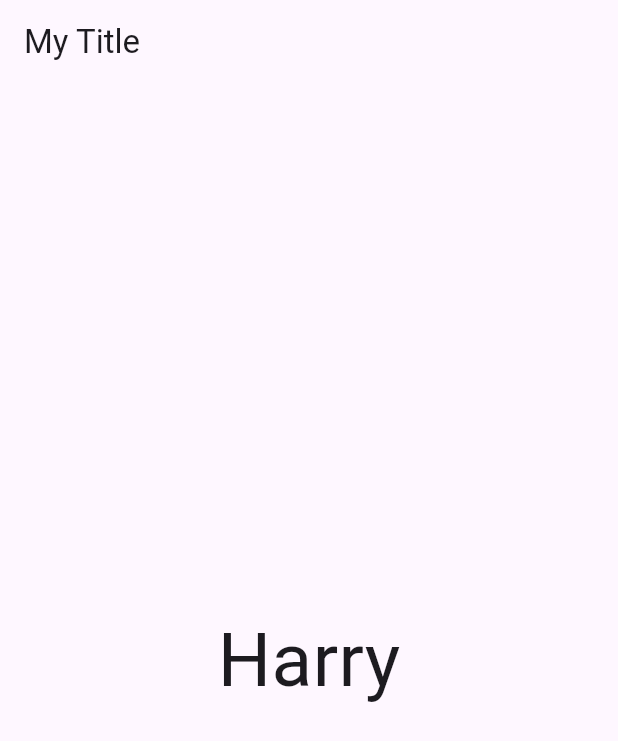
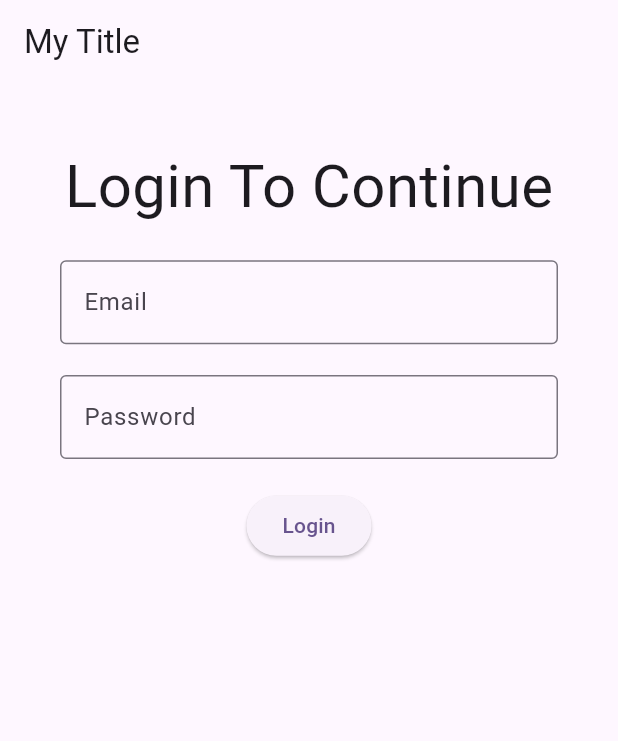
Before and after one commit to Harish5nu/Flutter-Project, a Flutter app: the screen it shows after launch, on a phone screen of 412 x 824 dp. Shown: the top 741 px of the screen. Run offline on Flutter 3.47's test engine with Material 3 defaults, Android fonts, the phone set to English and light mode, and no system bars.

Commit message:
update commit

```diff
--- a/lib/main.dart
+++ b/lib/main.dart
@@ -34,24 +34,43 @@ class MyApp extends StatelessWidget {
     );
   }
 }
-class HomePage extends StatelessWidget{
+
+class HomePage extends StatelessWidget {
   @override
   Widget build(BuildContext context) {
     return Scaffold(
-      appBar: AppBar(
-        title: Text("My Title"),
-      ),
+      appBar: AppBar(title: Text("My Title")),
       body: Center(
-        child: Text("Harry",
-        style: TextStyle(
-          fontSize: 50
-        ),
+        child: Padding(
+          padding:  EdgeInsets.all(40.0),
+          child: Column(
+            spacing: 20.5,
+            children: [
+              Text("Login To Continue", style: TextStyle(fontSize: 40)),
+              TextFormField(
+                decoration: InputDecoration(
+                  labelText: "Email",
+                  border: OutlineInputBorder(),
+                ),
+              ),
+              TextFormField(
+                obscureText: true,
+                decoration: InputDecoration(
+                  hintText: "Password",
+                  border: OutlineInputBorder(),
+                ),
+              ),
+              ElevatedButton(onPressed: (){
+                print("Login Sucessfull");
+              }, child: Text("Login"))
+            ],
+          ),
         ),
       ),
     );
   }
+}
 
-}
 
 class MyHomePage extends StatefulWidget {
   const MyHomePage({super.key, required this.title});
```
